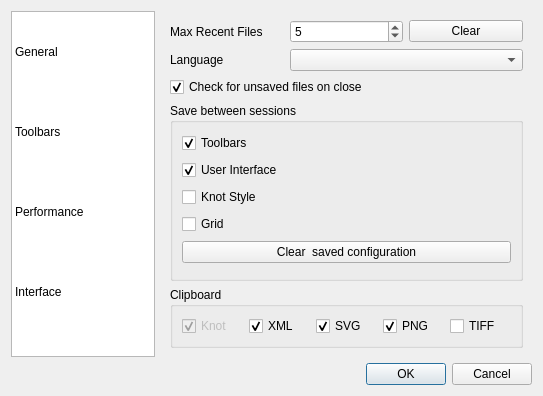
mbasaglia/Knotter, file src/dialogs/dialog_preferences.ui: the form before one commit.
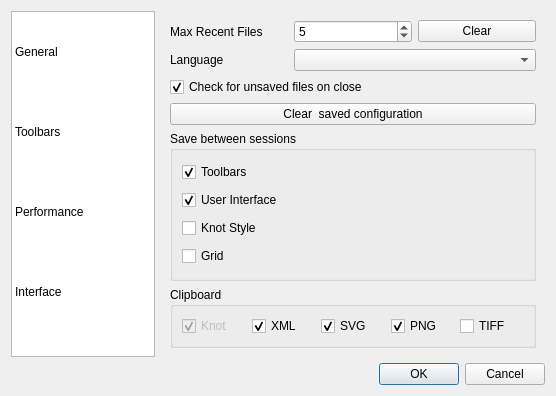
The form after the commit. The open tabs and pages were chosen to show the change. Icons and pictures are not drawn. Custom widgets are drawn as their Qt base class.

Commit message: Dialog explaining the behaviour of clear settings

```diff
--- a/src/dialogs/dialog_preferences.ui
+++ b/src/dialogs/dialog_preferences.ui
@@ -6,7 +6,7 @@
    <rect>
     <x>0</x>
     <y>0</y>
-    <width>543</width>
+    <width>556</width>
     <height>396</height>
    </rect>
   </property>
@@ -166,7 +166,7 @@
          <item row="1" column="1" colspan="2">
           <widget class="QComboBox" name="combo_language"/>
          </item>
-         <item row="3" column="0" colspan="3">
+         <item row="4" column="0" colspan="3">
           <widget class="QGroupBox" name="group_save">
            <property name="title">
             <string>Save between sessions</string>
@@ -212,21 +212,6 @@
               </property>
              </widget>
             </item>
-            <item>
-             <widget class="QPushButton" name="button_clear_settings">
-              <property name="toolTip">
-               <string>Clear configuration and restore defaults next time Knotter is launched</string>
-              </property>
-              <property name="text">
-               <string>Clear  saved configuration</string>
-              </property>
-              <property name="icon">
-               <iconset theme="edit-clear">
-                <normaloff/>
-               </iconset>
-              </property>
-             </widget>
-            </item>
            </layout>
           </widget>
          </item>
@@ -279,7 +264,7 @@
            </property>
           </widget>
          </item>
-         <item row="4" column="0" colspan="3">
+         <item row="5" column="0" colspan="3">
           <widget class="QGroupBox" name="groupBox_4">
            <property name="sizePolicy">
             <sizepolicy hsizetype="Preferred" vsizetype="Fixed">
@@ -370,6 +355,21 @@
            </layout>
           </widget>
          </item>
+         <item row="3" column="0" colspan="3">
+          <widget class="QPushButton" name="button_clear_settings">
+           <property name="toolTip">
+            <string>Clear configuration and restore defaults next time Knotter is launched</string>
+           </property>
+           <property name="text">
+            <string>Clear  saved configuration</string>
+           </property>
+           <property name="icon">
+            <iconset theme="edit-clear">
+             <normaloff/>
+            </iconset>
+           </property>
+          </widget>
+         </item>
         </layout>
        </widget>
        <widget class="QWidget" name="page_toolbars">
```
Left out of the diff: 57 changed lines with no effect on the pictures. The commit also changes 2 other files.
